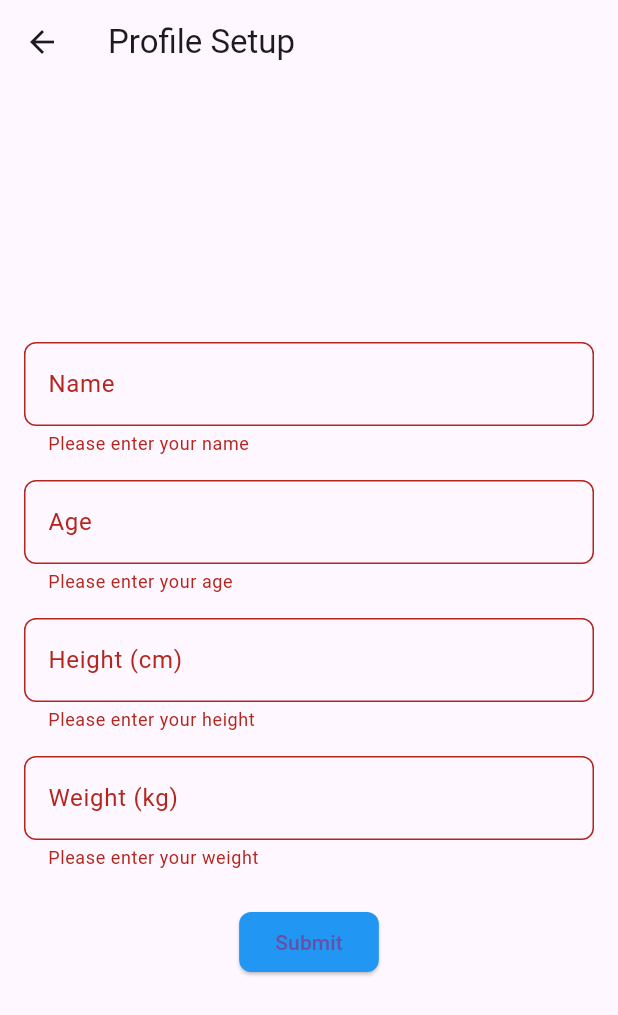
After one commit to NoahCherel/FitEpitech, a Flutter app: the ProfileSetupScreen screen opened by its route, after a tap on "Submit", on a phone screen of 412 x 824 dp. The commit adds this screen. Shown: the top 1015 px of the screen. Run offline on Flutter 3.47's test engine with Material 3 defaults, Android fonts, the phone set to English and light mode, and no system bars; our stand-ins replace cloud_firestore, firebase_auth, firebase_core, sensors; accounts and stored records are empty.

Commit message:
[ADD] Profile Setup in db, working podometer with calories burned, miles walked and time passed

```diff
--- /dev/null
+++ b/lib/Profile/profileSetup.dart
@@ -0,0 +1,147 @@
+import 'package:cloud_firestore/cloud_firestore.dart';
+import 'package:flutter/material.dart';
+import 'package:firebase_auth/firebase_auth.dart';
+
+class ProfileSetupScreen extends StatefulWidget {
+  static const routeName = '/profile-setup';
+
+  @override
+  _ProfileSetupScreenState createState() => _ProfileSetupScreenState();
+}
+
+class _ProfileSetupScreenState extends State<ProfileSetupScreen> {
+  final _formKey = GlobalKey<FormState>();
+  final TextEditingController _nameController = TextEditingController();
+  final TextEditingController _ageController = TextEditingController();
+  final TextEditingController _heightController = TextEditingController();
+  final TextEditingController _weightController = TextEditingController();
+
+  void handleSubmit(BuildContext context) {
+    if (_formKey.currentState!.validate()) {
+      final name = _nameController.value.text;
+      final age = _ageController.value.text;
+      final height = _heightController.value.text;
+      final weight = _weightController.value.text;
+
+      // Add data to firestore
+      AddData().addProfileData(name, age, height, weight);
+
+      Navigator.pushReplacementNamed(context, '/main');
+    }
+  }
+
+  @override
+  Widget build(BuildContext context) {
+    return Scaffold(
+      appBar: AppBar(
+        title: Text('Profile Setup'),
+      ),
+      body: Container(
+        padding: const EdgeInsets.all(16.0),
+        child: Form(
+          key: _formKey,
+          child: Column(
+            mainAxisAlignment: MainAxisAlignment.center,
+            children: [
+              TextFormField(
+                controller: _nameController,
+                validator: (value) {
+                  if (value == null || value.isEmpty) {
+                    return 'Please enter your name';
+                  }
+                  return null;
+                },
+                decoration: InputDecoration(
+                  labelText: 'Name',
+                  border: OutlineInputBorder(
+                    borderRadius: BorderRadius.circular(8.0),
+                  ),
+                ),
+              ),
+              const SizedBox(height: 16.0),
+              TextFormField(
+                controller: _ageController,
+                keyboardType: TextInputType.number,
+                validator: (value) {
+                  if (value == null || value.isEmpty) {
+                    return 'Please enter your age';
+                  }
+                  return null;
+                },
+                decoration: InputDecoration(
+                  labelText: 'Age',
+                  border: OutlineInputBorder(
+                    borderRadius: BorderRadius.circular(8.0),
+                  ),
+                ),
+              ),
+              const SizedBox(height: 16.0),
+              TextFormField(
+                controller: _heightController,
+                keyboardType: TextInputType.number,
+                validator: (value) {
+                  if (value == null || value.isEmpty) {
+                    return 'Please enter your height';
+                  }
+                  return null;
+                },
+                decoration: InputDecoration(
+                  labelText: 'Height (cm)',
+                  border: OutlineInputBorder(
+                    borderRadius: BorderRadius.circular(8.0),
+                  ),
+                ),
+              ),
+              const SizedBox(height: 16.0),
+              TextFormField(
+                controller: _weightController,
+                keyboardType: TextInputType.number,
+                validator: (value) {
+                  if (value == null || value.isEmpty) {
+                    return 'Please enter your weight';
+                  }
+                  return null;
+                },
+                decoration: InputDecoration(
+                  labelText: 'Weight (kg)',
+                  border: OutlineInputBorder(
+                    borderRadius: BorderRadius.circular(8.0),
+                  ),
+                ),
+              ),
+              const SizedBox(height: 24.0),
+              ElevatedButton(
+                onPressed: () => handleSubmit(context),
+                style: ElevatedButton.styleFrom(
+                  primary: Colors.blue,
+                  shape: RoundedRectangleBorder(
+                    borderRadius: BorderRadius.circular(8.0),
+                  ),
+                ),
+                child: const Text('Submit'),
+              ),
+            ],
+          ),
+        ),
+      ),
+    );
+  }
+}
+
+class AddData {
+  final FirebaseAuth _auth = FirebaseAuth.instance;
+  final firestoreInstance = FirebaseFirestore.instance;
+
+  void addProfileData(String name, String age, String height, String weight) {
+    User? user = _auth.currentUser;
+    String uid = user!.uid.toString();
+    firestoreInstance.collection("users").doc(uid).set({
+      "name": name,
+      "age": age,
+      "height": height,
+      "weight": weight,
+    }).then((_) {
+      print("success!");
+    });
+  }
+}
--- a/lib/UI/login.dart
+++ b/lib/UI/login.dart
@@ -2,6 +2,7 @@ import 'package:flutter/material.dart';
 import '../auth.dart';
 
 class AuthScreen extends StatefulWidget {
+  static const routeName = '/login';
   @override
   _AuthScreenState createState() => _AuthScreenState();
 }
@@ -30,7 +31,7 @@ class _AuthScreenState extends State<AuthScreen> {
           if (register != "Signed up") {
             showTopSnackBar(context, 'Invalid email or password.');
           } else {
-            Navigator.pushReplacementNamed(context, '/main');
+            Navigator.pushReplacementNamed(context, '/profile-setup');
           }
         }
       } catch (error) {
--- a/lib/UI/welcome.dart
+++ b/lib/UI/welcome.dart
@@ -1,6 +1,7 @@
 import 'package:flutter/material.dart';
 
 class WelcomeScreen extends StatelessWidget {
+  static const routeName = '/welcome';
   @override
   Widget build(BuildContext context) {
     return Scaffold(
--- /dev/null
+++ b/lib/addData.dart
@@ -0,0 +1,11 @@
+import 'package:cloud_firestore/cloud_firestore.dart';
+
+Future<void> addUserData(String uid, String username, String email, String height, String weight, String age) async {
+  await FirebaseFirestore.instance.collection('users').doc(uid).set({
+    'username': username,
+    'email': email,
+    'height': height,
+    'weight': weight,
+    'age': age,
+  });
+}
--- a/lib/auth.dart
+++ b/lib/auth.dart
@@ -37,4 +37,9 @@ class Auth {
     Future<void> signOut() async {
         await _auth.signOut();
     }
+
+    // This will return the current user
+    User? getCurrentUser() {
+        return _auth.currentUser;
+    }
 }
```
Also changed, not shown: lib/Profile/profile.dart (+37 -0 lines), lib/main.dart (+118 -20 lines).
